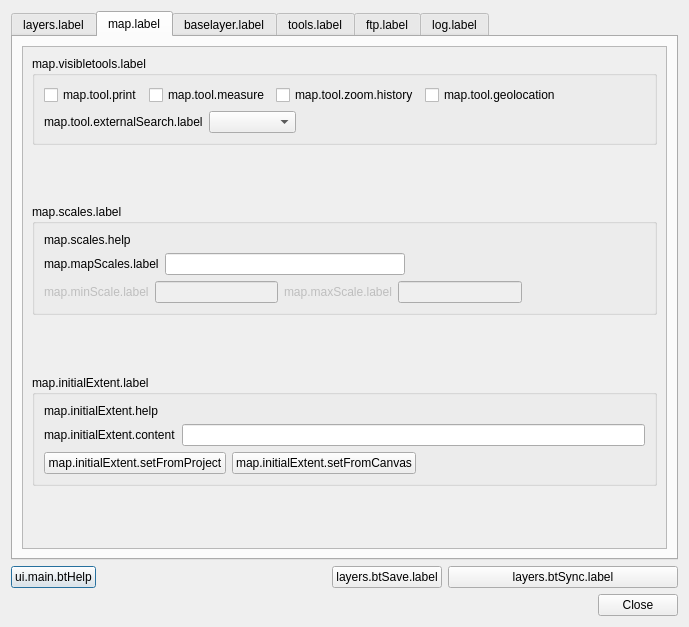
3liz/lizmap-plugin, file ui_lizmap.ui: the form before one commit.
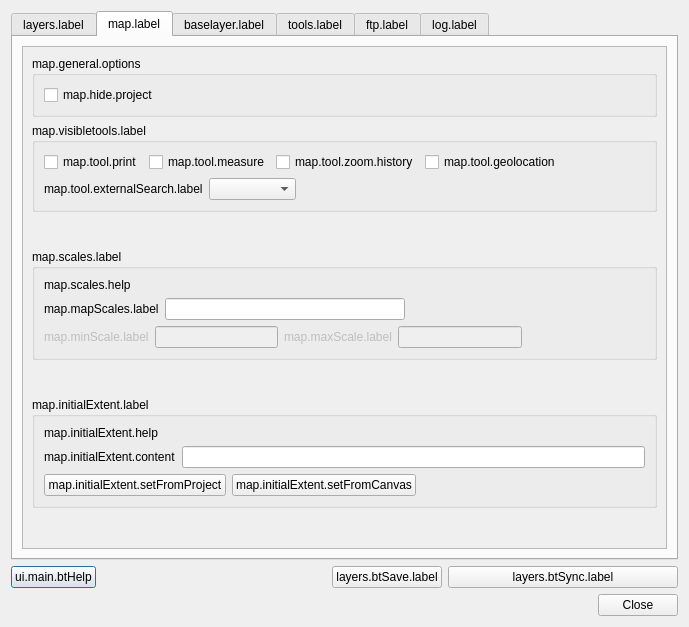
The form after the commit. The open tabs and pages were chosen to show the change.

Commit message: Map - add option to hide project in LizmapWebClient

Diff of the .ui file:
```diff
--- a/ui_lizmap.ui
+++ b/ui_lizmap.ui
@@ -372,6 +372,22 @@
            </rect>
           </property>
           <layout class="QVBoxLayout" name="verticalLayout_3">
+           <item>
+            <widget class="QGroupBox" name="gb_generalOptions">
+             <property name="title">
+              <string>map.general.options</string>
+             </property>
+             <layout class="QVBoxLayout" name="verticalLayout_15">
+              <item>
+               <widget class="QCheckBox" name="cbHideProject">
+                <property name="text">
+                 <string>map.hide.project</string>
+                </property>
+               </widget>
+              </item>
+             </layout>
+            </widget>
+           </item>
            <item>
             <widget class="QGroupBox" name="gb_visibleTools">
              <property name="title">
```
Left out of the diff: 6 changed lines with no effect on the pictures. The commit also changes 8 other files.
